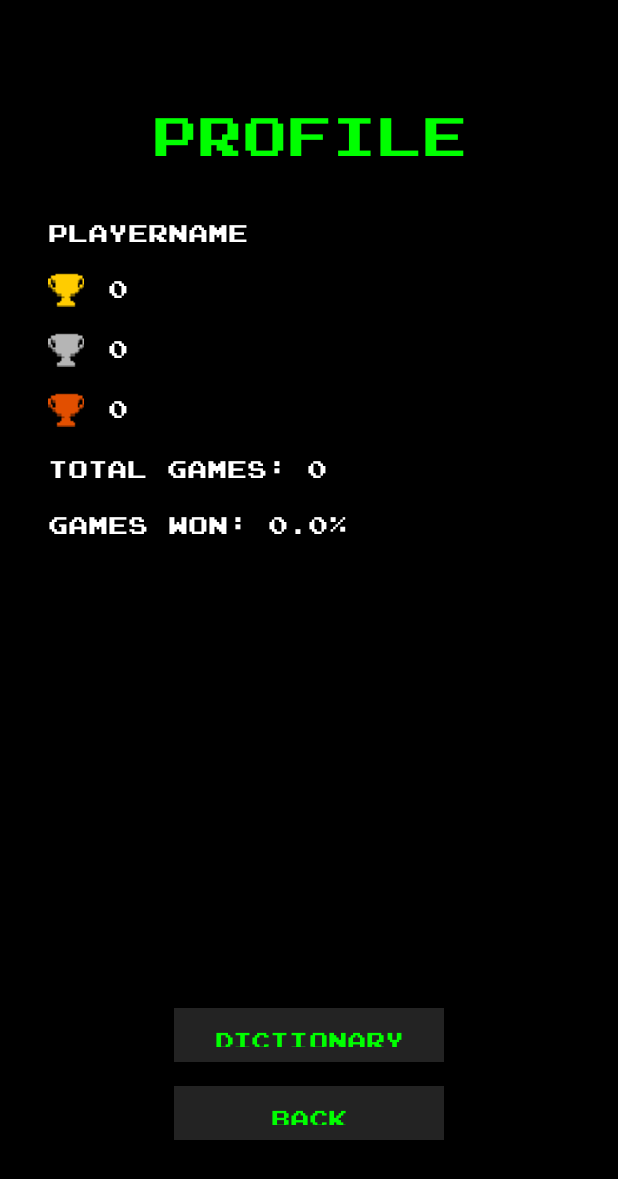
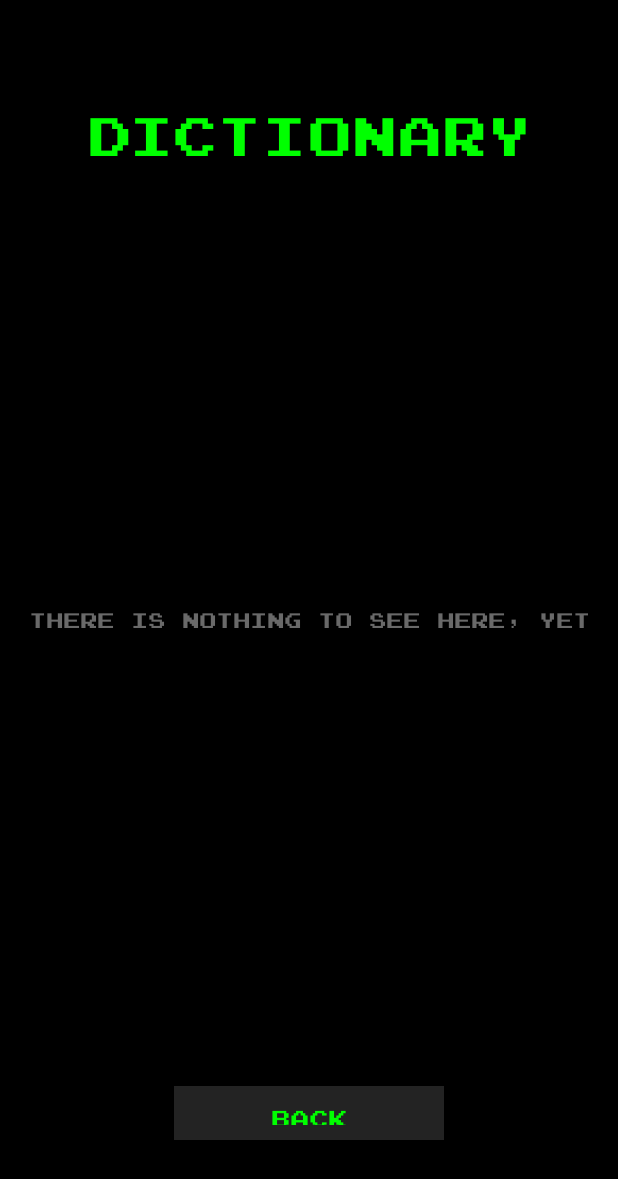
Before and after one commit to Karakurik/team1-project-summer-lab-2023, an Android app: the ProfileFragment screen opened through its navigation route, after a tap on "Dictionary", on a phone screen of 412 x 824 dp. Shown: the top 1179 px of the screen. Run offline under Robolectric (Android 15) with nearby library versions, the phone set to English and light mode, and no system bars.

Commit message:
add navigation to dictionary screen

```diff
--- a/app/src/main/java/ru/itis/team1/summer2023/lab/ProfileFragment.kt
+++ b/app/src/main/java/ru/itis/team1/summer2023/lab/ProfileFragment.kt
@@ -9,7 +9,6 @@ import android.widget.ImageView
 import androidx.fragment.app.Fragment
 import androidx.navigation.fragment.findNavController
 import ru.itis.team1.summer2023.lab.databinding.FragmentProfileBinding
-
 
 class ProfileFragment : Fragment(R.layout.fragment_profile) {
     private var binding: FragmentProfileBinding? = null
@@ -43,7 +42,7 @@ class ProfileFragment : Fragment(R.layout.fragment_profile) {
                 findNavController().popBackStack()
             }
             btnDictionary.setOnClickListener {
-                // TODO: navigate to dictionary fragment
+                findNavController().navigate(R.id.action_profileFragment_to_dictionaryFragment)
             }
         }
     }
--- a/app/src/main/res/navigation/nav_graph.xml
+++ b/app/src/main/res/navigation/nav_graph.xml
@@ -9,7 +9,7 @@
         android:id="@+id/mainFragment"
         android:name="ru.itis.team1.summer2023.lab.MainFragment"
         android:label="MainFragment"
-        tools:layout="@layout/fragment_main" >
+        tools:layout="@layout/fragment_main">
         <action
             android:id="@+id/action_mainFragment_to_profileFragment"
             app:destination="@id/profileFragment" />
@@ -17,5 +17,15 @@
     <fragment
         android:id="@+id/profileFragment"
         android:name="ru.itis.team1.summer2023.lab.ProfileFragment"
-        android:label="ProfileFragment" />
+        android:label="ProfileFragment"
+        tools:layout="@layout/fragment_profile">
+        <action
+            android:id="@+id/action_profileFragment_to_dictionaryFragment"
+            app:destination="@id/dictionaryFragment" />
+    </fragment>
+    <fragment
+        android:id="@+id/dictionaryFragment"
+        android:name="ru.itis.team1.summer2023.lab.DictionaryFragment"
+        android:label="DictionaryFragment"
+        tools:layout="@layout/fragment_dictionary" />
 </navigation>
```
